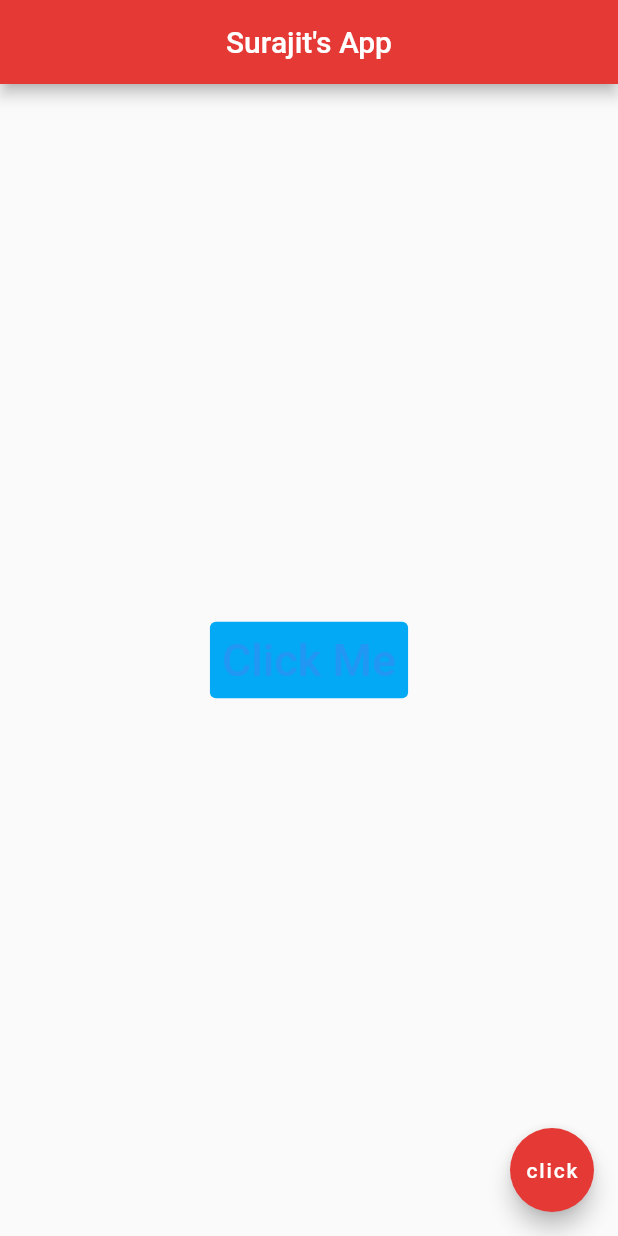
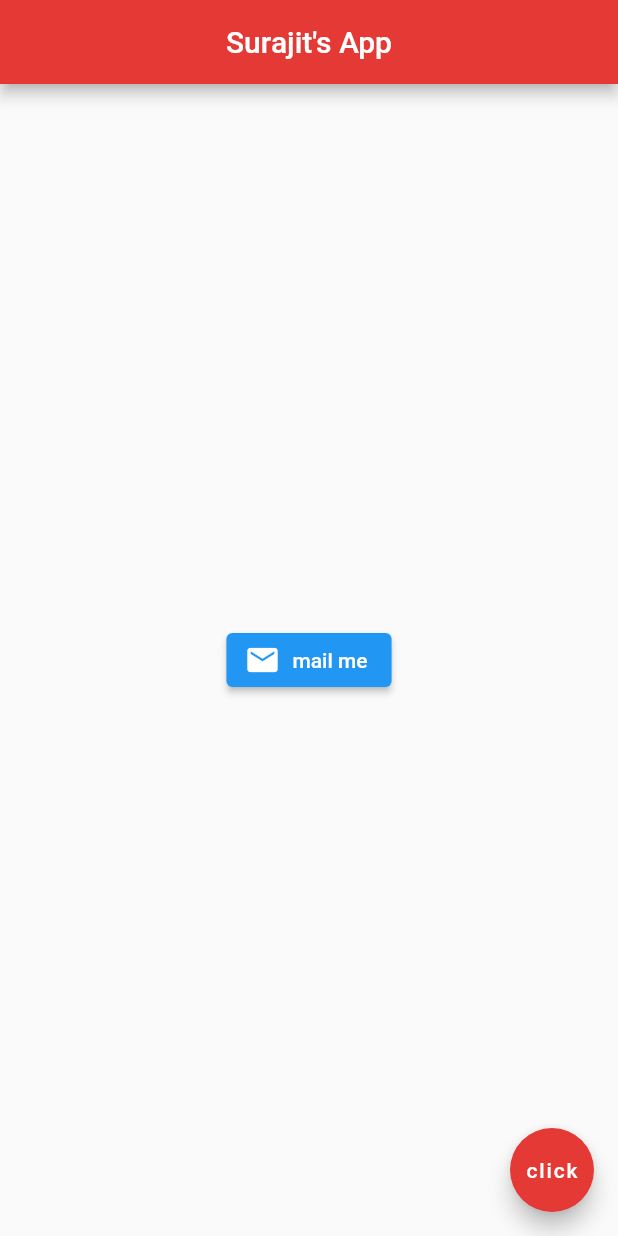
Before and after one commit to SURAJITSHAW/Learning-Flutter, a Flutter app: the screen it shows after launch, on a phone screen of 412 x 824 dp. Run offline on Flutter 3.47's test engine with Material 2 defaults, Android fonts, the phone set to English and light mode, and no system bars; project files that could hold a hidden picture were left out.

Commit message:
feat: Icons nested inside a Button

```diff
--- a/my_first_flutter_app/lib/main.dart
+++ b/my_first_flutter_app/lib/main.dart
@@ -18,16 +18,14 @@ class Home extends StatelessWidget {
         backgroundColor: Colors.red[600],
       ),
       body: Center(
-          child: TextButton(
-        onPressed: () {},
-        child: const Text('Click Me',
-        style: TextStyle(
-          fontSize: 30.0,
-        ),
-        ),
-        style: ButtonStyle(backgroundColor: MaterialStateProperty.all(Colors.lightBlue[500])),
-
-      )),
+          child: ElevatedButton.icon(
+            // ignore: avoid_print
+            onPressed: () => print('You clicked me'),
+            icon: const Icon(
+              Icons.mail,
+            ), label: const Text('mail me'),
+          )
+          ),
       floatingActionButton: FloatingActionButton(
         onPressed: () {},
         child: const Text('click'),
```
